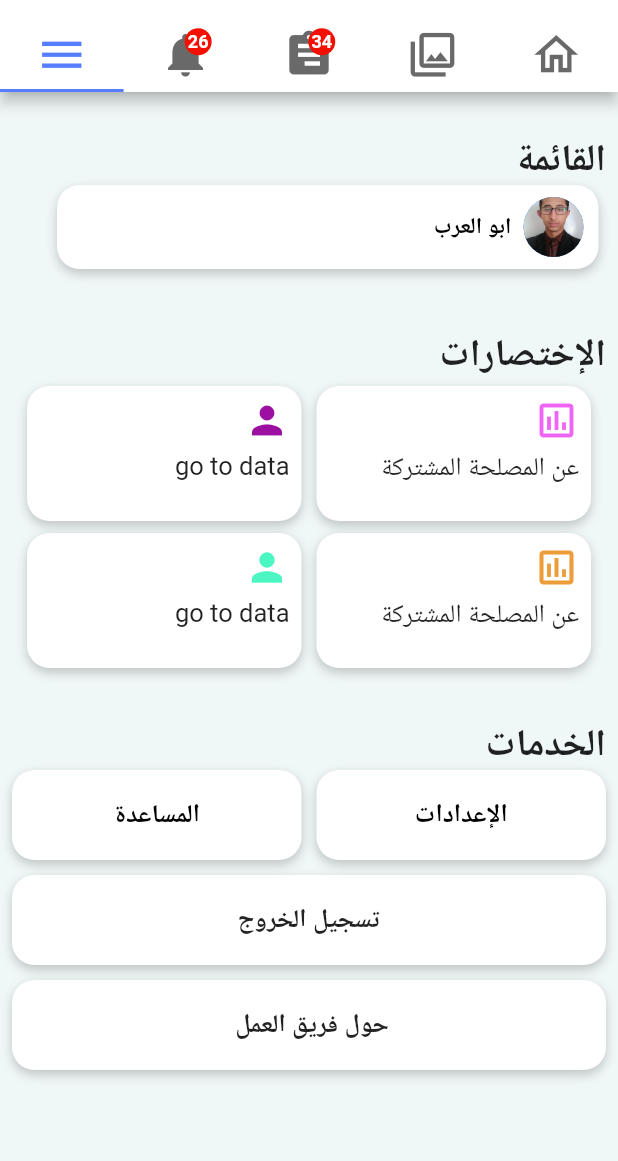
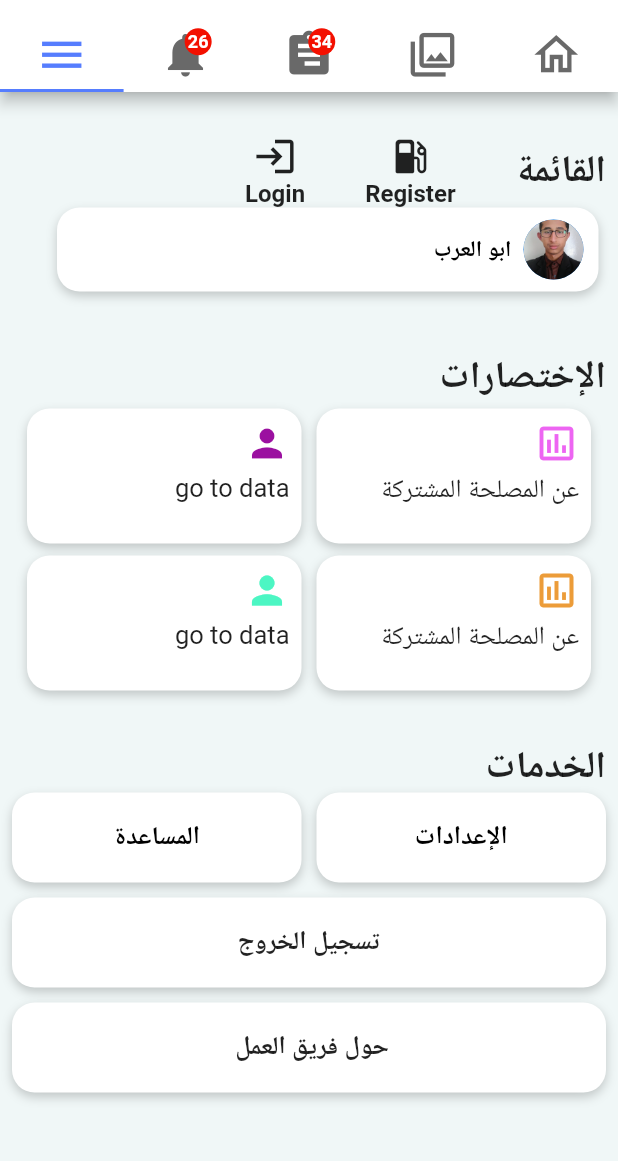
Before and after one commit to coderAhmedHamood/design_flutter, a Flutter app: the screen it shows after launch, tab 5 chosen, on a phone screen of 412 x 824 dp, the part 73-1234 px from its top. Run offline on Flutter 3.47's test engine with Material 2 defaults, Android fonts, the phone set to English and light mode, and no system bars; our stand-ins replace bloc, dartz, equatable, flutter_bloc, font_awesome_flutter, get and 4 more; missing offline and left inert: clean_dialog, flutter_dropdown; accounts and stored records are empty; network calls fail.

Commit message:
make soume aupdte for system in home and account and menu change sum ling call of posts and notification

```diff
--- a/lib/branch/presentation/ui/branch/view_branch.dart
+++ b/lib/branch/presentation/ui/branch/view_branch.dart
@@ -18,7 +18,6 @@ class _BranchScreenState extends State<StatefulWidget> {
     return BlocBuilder<BranchBloc, BranchState>(
       builder: (context, state) {
         if (state is LoadedBranchState) {
-          print("branchhhhhhhhhh");
           branches = state.branch;
         }
         return Container(
--- a/lib/home_main/data/repositories/post_repository_impl.dart
+++ b/lib/home_main/data/repositories/post_repository_impl.dart
@@ -30,6 +30,7 @@ class PostsRepositoryImpl implements PostsRepository {
         localDataSource.cachePosts(remotePosts);
         //hare store the data to cash
         return Right(remotePosts);
+
       } on ServerException {
 
         return Left(ServerFailure());
--- a/lib/home_main/presentation/bloc/add_delete_update_post/add_delete_update_post_bloc.dart
+++ b/lib/home_main/presentation/bloc/add_delete_update_post/add_delete_update_post_bloc.dart
@@ -74,6 +74,7 @@ class AddDeleteUpdatePostBloc
       case OfflineFailure:
         return OFFLINE_FAILURE_MESSAGE;
       default:
+      print("Unexpected Error , Please try again later .");
         return "Unexpected Error , Please try again later .";
     }
   }
--- a/lib/home_main/presentation/bloc/posts/posts_bloc.dart
+++ b/lib/home_main/presentation/bloc/posts/posts_bloc.dart
@@ -38,6 +38,7 @@ class PostsBloc extends Bloc<PostsEvent, PostsState> {
   }
 
   PostsState _mapFailureOrPostsToState(Either<Failure, List<Post>> either) {
+
     return either.fold(
       (failure) => ErrorPostsState(message: _mapFailureToMessage(failure)),
       (posts) => LoadedPostsState(
--- a/lib/home_main/presentation/ui/home/menu_drawer.dart
+++ b/lib/home_main/presentation/ui/home/menu_drawer.dart
@@ -1,5 +1,7 @@
 import 'package:flutter/material.dart';
 
+import '../../../../account/ui/screen/login_screen.dart';
+import '../../../../account/ui/screen/register_screen.dart';
 
 class MenuPage extends StatelessWidget {
   @override
@@ -22,6 +24,57 @@ class MenuPage extends StatelessWidget {
                     style: TextStyle(
                       fontWeight: FontWeight.bold,
                       fontSize: 25,
+                    ),
+                  ),
+                  SizedBox(
+                    width: 40,
+                  ),
+                  GestureDetector(
+                    onTap: () {
+                      Navigator.of(context).push(
+                        MaterialPageRoute(
+                            builder: (context) => RegisterScreen()),
+                      );
+                    },
+                    child: Column(
+                      children: [
+                        Icon(
+                          Icons.local_gas_station_rounded,
+                          size: 30,
+                        ),
+                        Text(
+                          'Register',
+                          style: TextStyle(
+                            fontSize: 16,
+                            fontWeight: FontWeight.bold,
+                          ),
+                        ),
+                      ],
+                    ),
+                  ),
+                  SizedBox(
+                    width: 40,
+                  ),
+                  GestureDetector(
+                    onTap: () {
+                      Navigator.of(context).push(
+                        MaterialPageRoute(builder: (context) => LoginScreen()),
+                      );
+                    },
+                    child: Column(
+                      children: [
+                        Icon(
+                          Icons.login,
+                          size: 30,
+                        ),
+                        Text(
+                          'Login',
+                          style: TextStyle(
+                            fontSize: 16,
+                            fontWeight: FontWeight.bold,
+                          ),
+                        ),
+                      ],
                     ),
                   ),
                 ],
@@ -241,11 +294,7 @@ class MenuPage extends StatelessWidget {
                 ],
               ),
             ),
-
-
             SizedBox(height: 30),
-
-
             Container(
               child: Row(
                 mainAxisAlignment: MainAxisAlignment.start,
@@ -351,9 +400,7 @@ class MenuPage extends StatelessWidget {
                 ],
               ),
             ),
-
             SizedBox(height: 10),
-
             Container(
               height: 60,
               // color: Color.fromARGB(255, 226, 231, 231),
@@ -389,15 +436,11 @@ class MenuPage extends StatelessWidget {
   }
 }
 
-
-
 class CustomPage extends StatelessWidget {
   @override
   Widget build(BuildContext context) {
     return Scaffold(
-
-      body: Column(
-        children: [
+      body: Column(children: [
         Container(
           child: Row(
             mainAxisAlignment: MainAxisAlignment.start,
@@ -412,9 +455,9 @@ class CustomPage extends StatelessWidget {
             ],
           ),
         ),
-
         Padding(
-            padding: const EdgeInsets.only(left: 10, right: 10, top: 4, bottom: 4),
+          padding:
+              const EdgeInsets.only(left: 10, right: 10, top: 4, bottom: 4),
           child: Row(
             mainAxisAlignment: MainAxisAlignment.spaceBetween,
             children: [
@@ -572,9 +615,7 @@ class CustomPage extends StatelessWidget {
             ],
           ),
         ),
-
-        ]
-      ),
+      ]),
     );
   }
 }
--- a/lib/main.dart
+++ b/lib/main.dart
@@ -28,8 +28,8 @@ class MyApp extends StatelessWidget {
      return MultiBlocProvider(
       providers: [
         BlocProvider(create: (_) => di.sl<PostsBloc>()..add(GetAllPostsEvent())),
-        BlocProvider(create: (_) => di.sl<NotificationsBloc>()..add(GetAllNotificationsEvent())),
-        // BlocProvider(create: (_) => di.sl<NotificationsBloc>()..add(GetValueNotificationBarEvent())),
+        // BlocProvider(create: (_) => di.sl<NotificationsBloc>()..add(GetAllNotificationsEvent())),
+        BlocProvider(create: (_) => di.sl<NotificationsBloc>()..add(GetValueNotificationBarEvent())),
         BlocProvider(create: (_) => di.sl<AddDeleteUpdatePostBloc>()),
         BlocProvider(create: (_) => di.sl<BranchBloc>()..add(GetAllBranchEvent())),
       ],
--- a/lib/notification/presentation/bloc/notification/Notifications_bloc.dart
+++ b/lib/notification/presentation/bloc/notification/Notifications_bloc.dart
@@ -24,7 +24,6 @@ class NotificationsBloc extends Bloc<NotificationsEvent, NotificationsState> {
         final failureOrNotifications = await getAllNotifications();
         emit(_mapFailureOrNotificationsToState(failureOrNotifications));
 
-
         // ChangeEvent
       } else if (event is RefreshNotificationsEvent) {
         emit(LoadingNotificationState());
@@ -33,16 +32,18 @@ class NotificationsBloc extends Bloc<NotificationsEvent, NotificationsState> {
         emit(_mapFailureOrNotificationsToState(failureOrNotifications));
       }
       else if (event is GetValueNotificationBarEvent) {
-
         NotificationHome.assignment = 34;
         NotificationHome.notifications = 26;
         emit(GetValueNotificationBarState());
-
-      } else if (event is ReadValueNotificationBarEvent) {
-        NotificationHome.assignment = 0;
+      }
+       else if (event is ReadValueNotificationBarEvent) {
         NotificationHome.notifications = 0;
 
         emit(ReadValueNotificationBarState());
+      }
+       else if (event is ReadValueStudentFollowNotificationBarEvent) {
+        NotificationHome.assignment = 0;
+        emit(ReadValueStudentFollowNotificationBarState());
       }
     });
   }
@@ -59,7 +60,6 @@ class NotificationsBloc extends Bloc<NotificationsEvent, NotificationsState> {
   }
 
   String _mapFailureToMessage(Failure failure) {
-
     switch (failure.runtimeType) {
       case ServerFailure:
         return SERVER_FAILURE_MESSAGE;
--- a/lib/notification/presentation/bloc/notification/Notifications_event.dart
+++ b/lib/notification/presentation/bloc/notification/Notifications_event.dart
@@ -16,3 +16,4 @@ class GetAllNotificationsEvent extends NotificationsEvent {}
 class GetValueNotificationBarEvent extends NotificationsEvent {}
 
 class ReadValueNotificationBarEvent extends NotificationsEvent {}
+class ReadValueStudentFollowNotificationBarEvent extends NotificationsEvent {}
--- a/lib/notification/presentation/bloc/notification/Notifications_state.dart
+++ b/lib/notification/presentation/bloc/notification/Notifications_state.dart
@@ -15,6 +15,7 @@ class NotificationsInitial extends NotificationsState {}
 class GetValueNotificationBarState extends NotificationsState {}
 
 class ReadValueNotificationBarState extends NotificationsState {}
+class ReadValueStudentFollowNotificationBarState extends NotificationsState {}
 
 class LoadingNotificationState extends NotificationsState {}
 
--- a/lib/screen/tabbar/tabbar.dart
+++ b/lib/screen/tabbar/tabbar.dart
@@ -45,9 +45,10 @@ class CustomTabBar extends StatelessWidget implements PreferredSizeWidget {
   Widget WidgetTabBar() {
     return BlocBuilder<NotificationsBloc, NotificationsState>(
       builder: (context, state) {
-        if (state is GetValueNotificationBarState) {
-          BlocProvider.of<PostsBloc>(context).add(GetAllPostsEvent());
-        }
+        // if (state is GetValueNotificationBarState) {
+          // BlocProvider.of<PostsBloc>(context).add(GetAllPostsEvent());
+        // }
+
         return TabBar(
           controller: tabController,
           indicatorColor: MyColors.facebook,
@@ -55,7 +56,7 @@ class CustomTabBar extends StatelessWidget implements PreferredSizeWidget {
           unselectedLabelColor: MyColors.appbarColor,
 
           // unselectedLabelColor: MyColors.appbarColor,
-          dividerColor: Colors.red,
+          dividerColor: const Color.fromRGBO(244, 67, 54, 1),
           tabs: [
             WidgetTab(Icons.home_outlined, 35),
             WidgetTab(Icons.photo_library_outlined, 35),
```
Also changed, not shown: lib/base/loading_screen.dart (+4 -4 lines), lib/home_main/data/datasources/post_remote_data_source.dart (+5 -4 lines), lib/home_main/presentation/ui/home/HomeScreen.dart (+9 -8 lines), lib/notification/presentation/ui/notification/notification.dart (+4 -27 lines). Lines whose indentation alone changed are shown as unchanged.
